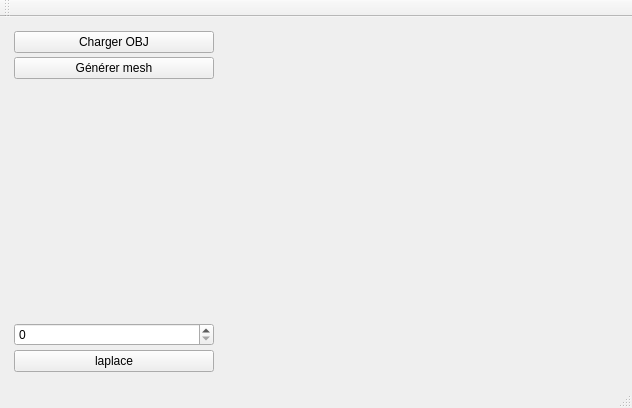
First picture: the form in mainwindow.ui, repository Anthiel/S3_Lissage-de-Maillages, before the edit.
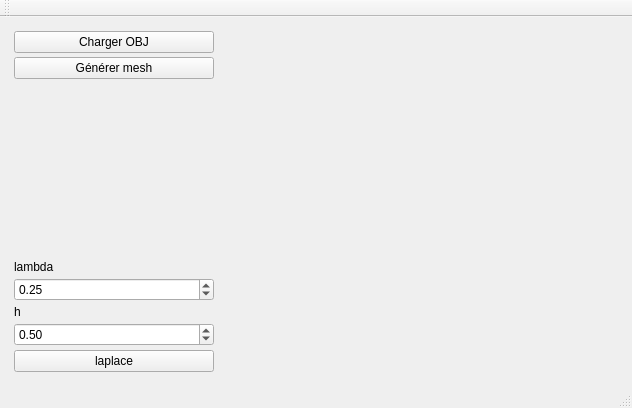
Second picture: the form after the edit. Custom widgets are drawn as their Qt base class.

Commit message: TP1 : améliorations et code

Diff of the .ui file:
```diff
--- a/mainwindow.ui
+++ b/mainwindow.ui
@@ -79,7 +79,32 @@
         </spacer>
        </item>
        <item>
-        <widget class="QSpinBox" name="vertexSelec"/>
+        <widget class="QLabel" name="label_2">
+         <property name="text">
+          <string>lambda</string>
+         </property>
+        </widget>
+       </item>
+       <item>
+        <widget class="QDoubleSpinBox" name="spinLambda">
+         <property name="value">
+          <double>0.250000000000000</double>
+         </property>
+        </widget>
+       </item>
+       <item>
+        <widget class="QLabel" name="label">
+         <property name="text">
+          <string>h</string>
+         </property>
+        </widget>
+       </item>
+       <item>
+        <widget class="QDoubleSpinBox" name="spinH">
+         <property name="value">
+          <double>0.500000000000000</double>
+         </property>
+        </widget>
        </item>
        <item>
         <widget class="QPushButton" name="laplace">
```
The commit also changes 2 other files.
